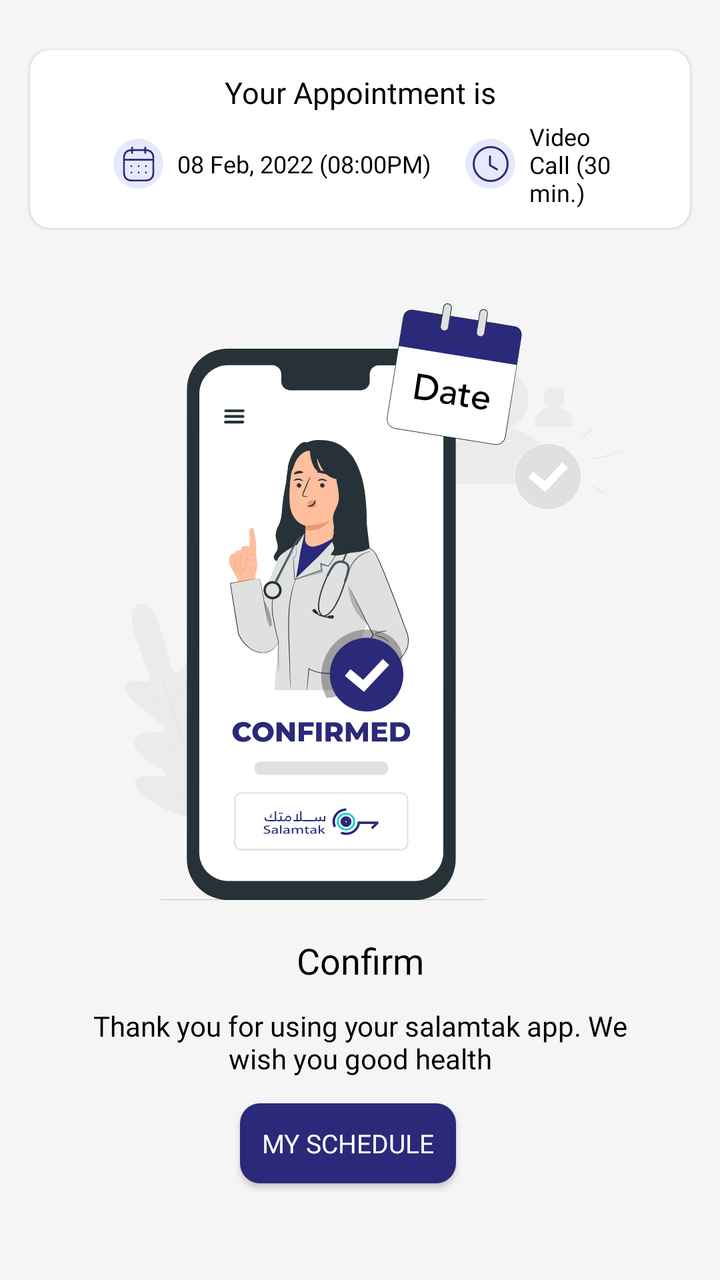
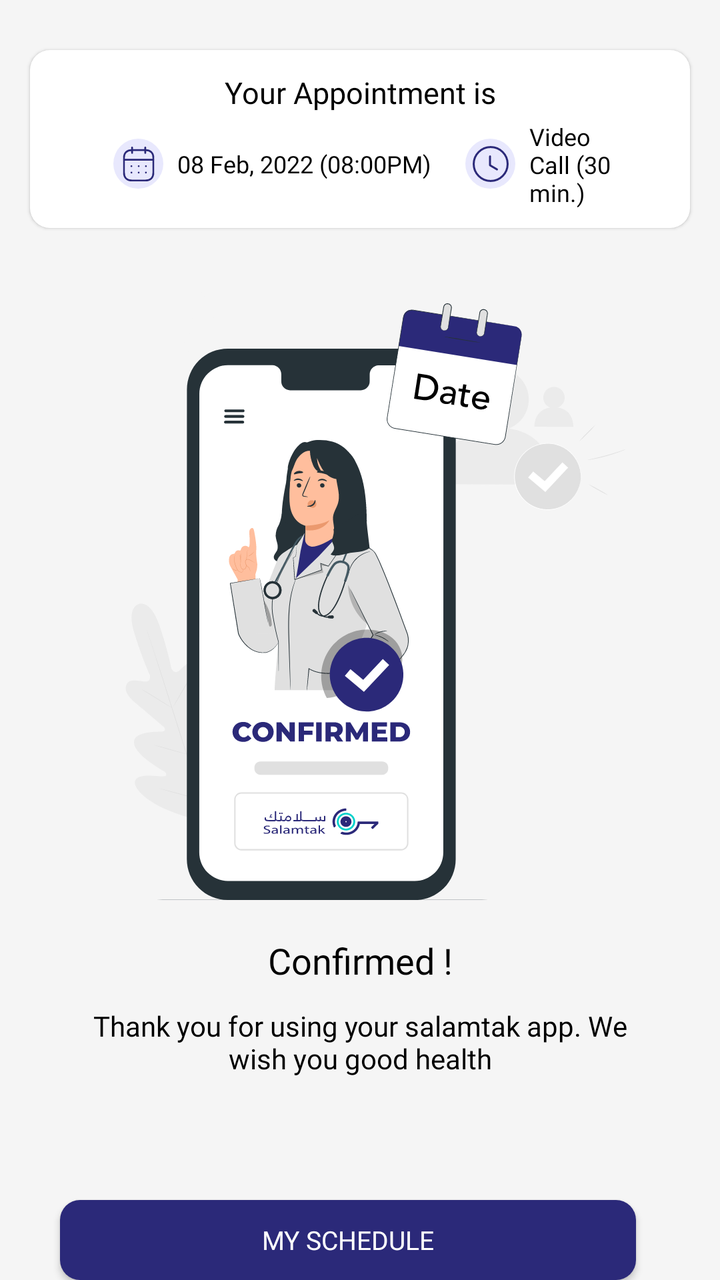

Two renders of the same Android screen: before a commit and after it. Below are the layout's source before the change and the commit's diff.
<!-- AndroidManifest.xml: application theme Theme.NewDesign -->
<!-- res/layout/confirmedfragment.xml -->
<?xml version="1.0" encoding="utf-8"?>
<androidx.constraintlayout.widget.ConstraintLayout
        xmlns:android="http://schemas.android.com/apk/res/android"
        xmlns:tools="http://schemas.android.com/tools"
        android:layout_width="match_parent"
        android:layout_height="match_parent"
        android:background="@color/bg_color_gray"
        xmlns:app="http://schemas.android.com/apk/res-auto"
        tools:context=".fragment.booking.ConfirmedFragment">

    <androidx.constraintlayout.widget.ConstraintLayout
            android:id="@+id/layout_doctorsDetail"
            android:layout_width="match_parent"
            android:layout_height="wrap_content"
            android:layout_marginTop="25dp"
            android:layout_marginStart="15dp"
            android:layout_marginEnd="15dp"
            android:padding="8dp"
            android:elevation="1dp"
            android:background="@drawable/bg_edittext"
            app:layout_constraintEnd_toEndOf="parent"
            app:layout_constraintStart_toStartOf="parent"
            app:layout_constraintTop_toTopOf="parent">


        <androidx.appcompat.widget.AppCompatTextView
                android:id="@+id/tv_Appointment"
                android:layout_width="wrap_content"
                android:layout_height="wrap_content"
                android:fontFamily="@font/avenirltstd_black"
                android:gravity="start"
                android:padding="3dp"
                android:text="@string/your_appointment_is"
                android:textColor="@color/black"
                android:textSize="15sp"
                app:layout_constraintStart_toStartOf="parent"
                app:layout_constraintEnd_toEndOf="parent"
                app:layout_constraintTop_toTopOf="parent"/>
        <androidx.constraintlayout.widget.ConstraintLayout
                android:id="@+id/layout_Subspecialization"
                android:layout_width="0dp"
                android:layout_height="wrap_content"
                app:layout_constraintStart_toStartOf="parent"
                app:layout_constraintEnd_toEndOf="parent"
                app:layout_constraintWidth_percent=".85"
                app:layout_constraintTop_toBottomOf="@+id/tv_Appointment">

            <androidx.constraintlayout.widget.ConstraintLayout
                    android:id="@+id/layout_BookingDateTime"
                    android:layout_width="25dp"
                    android:layout_height="25dp"
                    android:layout_marginTop="10dp"
                    android:layout_marginStart="10dp"
                    android:background="@drawable/bg_image_circle"
                    app:layout_constraintStart_toStartOf="parent"
                    app:layout_constraintTop_toTopOf="parent">

                <com.google.android.material.imageview.ShapeableImageView
                        android:id="@+id/iv_sub_specialization"
                        android:layout_width="18dp"
                        android:layout_height="18dp"
                        android:adjustViewBounds="true"
                        android:src="@drawable/ic_calenderbook"
                        app:layout_constraintBottom_toBottomOf="parent"
                        app:layout_constraintEnd_toEndOf="parent"
                        app:layout_constraintStart_toStartOf="parent"
                        app:layout_constraintTop_toTopOf="parent"/>
            </androidx.constraintlayout.widget.ConstraintLayout>


            <androidx.appcompat.widget.AppCompatTextView
                    android:id="@+id/tv_date"
                    android:layout_width="wrap_content"
                    android:layout_height="wrap_content"
                    android:layout_marginStart="5dp"
                    android:fontFamily="@font/avenirltstd_black"
                    android:gravity="start"
                    android:padding="2dp"
                    android:text="08 Feb, 2022 (08:00PM)"
                    android:textColor="@color/black"
                    android:textSize="12sp"
                    app:layout_constraintStart_toEndOf="@+id/layout_BookingDateTime"
                    app:layout_constraintBottom_toBottomOf="@+id/layout_BookingDateTime"
                    app:layout_constraintTop_toTopOf="@+id/layout_BookingDateTime"/>


            <androidx.constraintlayout.widget.ConstraintLayout
                    android:id="@+id/layout_Service"
                    android:layout_width="25dp"
                    android:layout_height="25dp"
                    android:layout_marginTop="10dp"
                    android:layout_marginStart="15dp"
                    android:background="@drawable/bg_image_circle"
                    app:layout_constraintStart_toEndOf="@+id/tv_date"
                    app:layout_constraintTop_toTopOf="parent">

                <com.google.android.material.imageview.ShapeableImageView
                        android:id="@+id/iv_Service"
                        android:layout_width="18dp"
                        android:layout_height="18dp"
                        android:adjustViewBounds="true"
                        android:src="@drawable/ic_watintime"
                        app:layout_constraintBottom_toBottomOf="parent"
                        app:layout_constraintEnd_toEndOf="parent"
                        app:layout_constraintStart_toStartOf="parent"
                        app:layout_constraintTop_toTopOf="parent"/>
            </androidx.constraintlayout.widget.ConstraintLayout>


            <androidx.appcompat.widget.AppCompatTextView
                    android:id="@+id/time"
                    android:layout_width="0dp"
                    android:layout_height="wrap_content"
                    android:layout_marginStart="5dp"
                    android:fontFamily="@font/avenirltstd_black"
                    android:gravity="start"
                    android:padding="2dp"
                    android:text="Video Call (30 min.)"
                    android:textColor="@color/black"
                    android:textSize="12sp"
                    app:layout_constraintEnd_toEndOf="parent"
                    app:layout_constraintStart_toEndOf="@+id/layout_Service"
                    app:layout_constraintBottom_toBottomOf="@+id/layout_Service"
                    app:layout_constraintTop_toTopOf="@+id/layout_Service"/>


        </androidx.constraintlayout.widget.ConstraintLayout>


    </androidx.constraintlayout.widget.ConstraintLayout>

    <com.google.android.material.imageview.ShapeableImageView
            android:id="@+id/iv_confirm"
            android:layout_width="wrap_content"
            android:layout_height="wrap_content"
            app:layout_constraintStart_toStartOf="parent"
            app:layout_constraintEnd_toEndOf="parent"
            android:adjustViewBounds="true"
            app:layout_constraintTop_toBottomOf="@+id/layout_doctorsDetail"
            android:layout_marginTop="30dp"
            android:layout_marginStart="20dp"
            android:layout_marginEnd="20dp"
            android:src="@drawable/ic_schedule"/>

    <androidx.appcompat.widget.AppCompatTextView
            android:id="@+id/tv_confirm"
            android:layout_width="wrap_content"
            android:layout_height="wrap_content"
            android:fontFamily="@font/avenirltstd_black"
            android:gravity="start"
            android:padding="3dp"
            android:layout_marginTop="15dp"
            android:text="@string/confirm"
            android:textColor="@color/black"
            android:textSize="18sp"
            app:layout_constraintStart_toStartOf="parent"
            app:layout_constraintEnd_toEndOf="parent"
            app:layout_constraintTop_toBottomOf="@+id/iv_confirm"/>

    <androidx.appcompat.widget.AppCompatTextView
            android:id="@+id/tv_thanks"
            android:layout_width="0dp"
            android:layout_height="wrap_content"
            android:fontFamily="@font/avenirltstd_roman"
            android:gravity="center_horizontal"
            android:padding="3dp"
            android:layout_marginTop="5dp"
            android:text="@string/thank_you_for_using_your_salamtak_app_we_wish_you_good_health"
            android:textColor="@color/black"
            android:textSize="14sp"
            app:layout_constraintWidth_percent=".8"
            app:layout_constraintStart_toStartOf="parent"
            app:layout_constraintEnd_toEndOf="parent"
            app:layout_constraintTop_toBottomOf="@+id/tv_confirm"/>

    <androidx.appcompat.widget.AppCompatButton
            android:id="@+id/btn_my_schedule"
            android:layout_width="0dp"
            android:layout_height="40dp"
            android:layout_marginEnd="12dp"
            android:layout_marginTop="10dp"
            android:background="@drawable/bg_chooselang_button"
            android:fontFamily="@font/avenirltstd_black"
            android:text="@string/my_schedule"
            android:textColor="@color/white"
            android:textSize="13sp"
            app:layout_constraintTop_toBottomOf="@+id/tv_thanks"
            app:layout_constraintStart_toStartOf="parent"
            app:layout_constraintEnd_toEndOf="parent"
            app:layout_constraintWidth_percent=".3"/>

</androidx.constraintlayout.widget.ConstraintLayout>
<!-- resources referenced by this layout -->
<resources>
  <color name="bg_color_gray">#F5F5F5</color>
  <color name="black">#FF000000</color>
  <color name="white">#FFFFFFFF</color>
  <!-- drawable bg_chooselang_button (drawable) -->
  <?xml version="1.0" encoding="utf-8"?>
  <shape xmlns:android="http://schemas.android.com/apk/res/android"
      android:shape="rectangle"
      >
  
      <corners android:radius="10dp"/>
      <solid android:color="@color/blue"/>
  
  
  </shape>
  <!-- drawable bg_edittext (drawable) -->
  <?xml version="1.0" encoding="utf-8"?>
  <shape xmlns:android="http://schemas.android.com/apk/res/android"
      android:shape="rectangle"
      >
  
      <solid android:color="@color/white"/>
      <corners android:radius="10dp"/>
  </shape>
  <!-- drawable bg_image_circle (drawable) -->
  <?xml version="1.0" encoding="utf-8"?>
  <shape xmlns:android="http://schemas.android.com/apk/res/android"
      android:shape="oval"
      >
  
      <solid android:color="@color/color_completeprofile"/>
      <size android:width="50dp" android:height="50dp"/>
  
  </shape>
  <!-- drawable ic_calenderbook: vector/xml drawable (drawable, 2687 chars, omitted) -->
  <!-- drawable ic_schedule: vector/xml drawable (drawable, 76117 chars, omitted) -->
  <!-- drawable ic_watintime (drawable) -->
  <vector xmlns:android="http://schemas.android.com/apk/res/android"
      android:width="18dp"
      android:height="18dp"
      android:viewportWidth="18"
      android:viewportHeight="18">
    <path
        android:strokeWidth="1"
        android:pathData="M17.479,9C17.479,13.684 13.683,17.48 9,17.48C4.316,17.48 0.521,13.684 0.521,9C0.521,4.317 4.316,0.521 9,0.521C13.683,0.521 17.479,4.317 17.479,9Z"
        android:strokeLineJoin="round"
        android:fillColor="#00000000"
        android:fillType="evenOdd"
        android:strokeColor="#2B2979"
        android:strokeLineCap="round"/>
    <path
        android:strokeWidth="1"
        android:pathData="M12.145,11.698L8.689,9.636V5.193"
        android:strokeLineJoin="round"
        android:fillColor="#00000000"
        android:strokeColor="#2B2979"
        android:strokeLineCap="round"/>
  </vector>
  <string name="confirm">Confirm</string>
  <string name="my_schedule">My Schedule</string>
  <string name="thank_you_for_using_your_salamtak_app_we_wish_you_good_health">Thank you for using your salamtak app.
          We wish you good health
      </string>
  <string name="your_appointment_is">Your Appointment is</string>
  <style name="Theme.NewDesign" parent="Theme.MaterialComponents.Light.NoActionBar">
          
          <item name="colorPrimary">@color/purple_500</item>
          <item name="colorPrimaryVariant">@color/purple_700</item>
          <item name="colorOnPrimary">@color/white</item>
          
          <item name="colorSecondary">#0639BA</item>
          <item name="colorSecondaryVariant">@color/teal_700</item>
          <item name="colorOnSecondary">@color/black</item>
          
          <item name="android:statusBarColor">?attr/colorPrimaryVariant</item>
          
      </style>
  <color name="blue">#2B2979</color>
  <color name="color_completeprofile">#E8E8FD</color>
  <color name="purple_500">#FF6200EE</color>
  <color name="purple_700">#FF3700B3</color>
  <color name="teal_700">#FF018786</color>
</resources>

<!-- the commit's change to res/layout/confirmedfragment.xml (unified diff, before → after) -->
@@ -150,7 +150,7 @@
             android:gravity="start"
             android:padding="3dp"
             android:layout_marginTop="15dp"
-            android:text="@string/confirm"
+            android:text="@string/confirmed"
             android:textColor="@color/black"
             android:textSize="18sp"
             app:layout_constraintStart_toStartOf="parent"
@@ -184,9 +184,10 @@
             android:text="@string/my_schedule"
             android:textColor="@color/white"
             android:textSize="13sp"
-            app:layout_constraintTop_toBottomOf="@+id/tv_thanks"
+            android:layout_marginBottom="@dimen/_20sdp"
             app:layout_constraintStart_toStartOf="parent"
+            app:layout_constraintBottom_toBottomOf="parent"
             app:layout_constraintEnd_toEndOf="parent"
-            app:layout_constraintWidth_percent=".3"/>
+            app:layout_constraintWidth_percent=".8"/>
 
 </androidx.constraintlayout.widget.ConstraintLayout>
<!-- resource entries referenced after the edit -->
@@ -57,7 +57,7 @@
         android:strokeColor="#2B2979"
         android:strokeLineCap="round"/>
   </vector>
-  <string name="confirm">Confirm</string>
+  <string name="confirmed">Confirmed !</string>
   <string name="my_schedule">My Schedule</string>
   <string name="thank_you_for_using_your_salamtak_app_we_wish_you_good_health">Thank you for using your salamtak app.
           We wish you good health
